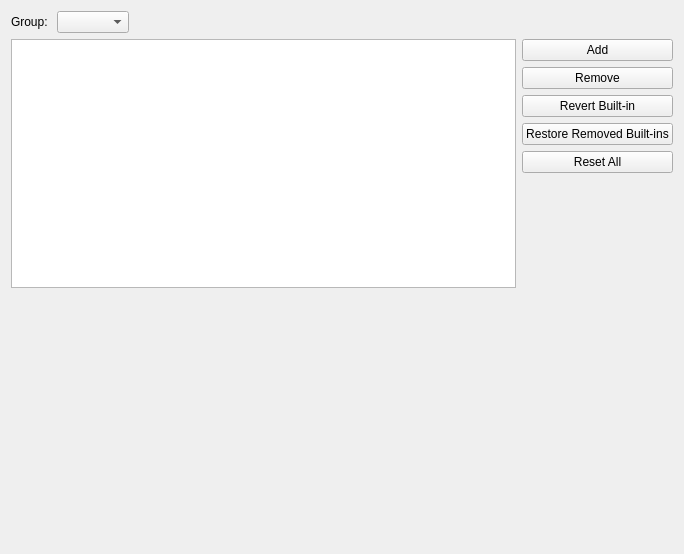
Qt form src/plugins/texteditor/snippets/snippetssettingspage.ui (qt-creator/qt-creator) before a commit.
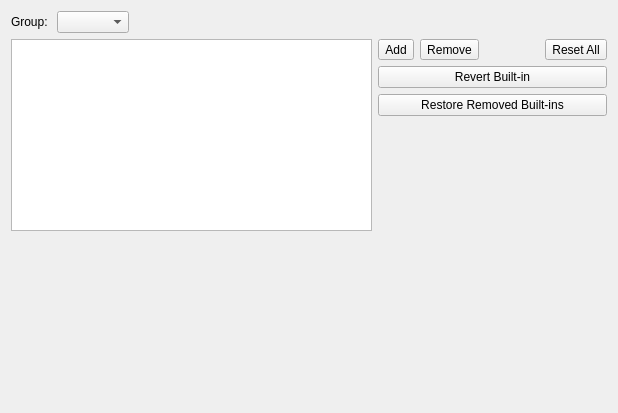
The same form after that commit. Icons and pictures are not drawn.

Patch:
```diff
--- a/src/plugins/texteditor/snippets/snippetssettingspage.ui
+++ b/src/plugins/texteditor/snippets/snippetssettingspage.ui
@@ -6,8 +6,8 @@
    <rect>
     <x>0</x>
     <y>0</y>
-    <width>684</width>
-    <height>554</height>
+    <width>618</width>
+    <height>413</height>
    </rect>
   </property>
   <property name="windowTitle">
@@ -42,7 +42,7 @@
     </layout>
    </item>
    <item>
-    <layout class="QHBoxLayout" name="horizontalLayout_2">
+    <layout class="QHBoxLayout" name="horizontalLayout_3">
      <item>
       <layout class="QVBoxLayout" name="verticalLayout">
        <item>
@@ -65,22 +65,69 @@
      </item>
      <item>
       <layout class="QVBoxLayout" name="verticalLayout_2">
+       <property name="sizeConstraint">
+        <enum>QLayout::SetMaximumSize</enum>
+       </property>
        <item>
-        <widget class="QPushButton" name="addButton">
+        <layout class="QHBoxLayout" name="horizontalLayout_2">
+         <item>
+          <widget class="QToolButton" name="addButton">
          <property name="text">
           <string>Add</string>
          </property>
         </widget>
        </item>
        <item>
-        <widget class="QPushButton" name="removeButton">
+          <widget class="QToolButton" name="removeButton">
          <property name="text">
           <string>Remove</string>
          </property>
-        </widget>
+           <property name="icon">
+            <iconset resource="../../coreplugin/core.qrc">
+             <normaloff>:/core/images/minus-16.png</normaloff>:/core/images/minus-16.png</iconset>
+           </property>
+          </widget>
+         </item>
+         <item>
+          <spacer name="horizontalSpacer_2">
+           <property name="orientation">
+            <enum>Qt::Horizontal</enum>
+           </property>
+           <property name="sizeType">
+            <enum>QSizePolicy::Preferred</enum>
+           </property>
+           <property name="sizeHint" stdset="0">
+            <size>
+             <width>60</width>
+             <height>20</height>
+            </size>
+           </property>
+          </spacer>
+         </item>
+         <item>
+          <widget class="QToolButton" name="resetAllButton">
+           <property name="toolTip">
+            <string>Reset</string>
+           </property>
+           <property name="text">
+            <string>Reset All</string>
+           </property>
+           <property name="icon">
+            <iconset resource="../../coreplugin/core.qrc">
+             <normaloff>:/core/images/reset.png</normaloff>:/core/images/reset.png</iconset>
+           </property>
+          </widget>
+         </item>
+        </layout>
        </item>
        <item>
         <widget class="QPushButton" name="revertButton">
+         <property name="sizePolicy">
+          <sizepolicy hsizetype="Preferred" vsizetype="Fixed">
+           <horstretch>0</horstretch>
+           <verstretch>0</verstretch>
+          </sizepolicy>
+         </property>
          <property name="text">
           <string>Revert Built-in</string>
          </property>
@@ -88,18 +135,17 @@
        </item>
        <item>
         <widget class="QPushButton" name="restoreRemovedButton">
+         <property name="sizePolicy">
+          <sizepolicy hsizetype="Preferred" vsizetype="Fixed">
+           <horstretch>0</horstretch>
+           <verstretch>0</verstretch>
+          </sizepolicy>
+         </property>
          <property name="text">
           <string>Restore Removed Built-ins</string>
          </property>
         </widget>
        </item>
-       <item>
-        <widget class="QPushButton" name="resetAllButton">
-         <property name="text">
-          <string>Reset All</string>
-         </property>
-        </widget>
-       </item>
        <item>
         <spacer name="verticalSpacer">
          <property name="orientation">
```
Left out of the diff: 8 changed lines with no effect on the pictures. Lines whose indentation alone changed are shown as unchanged.
